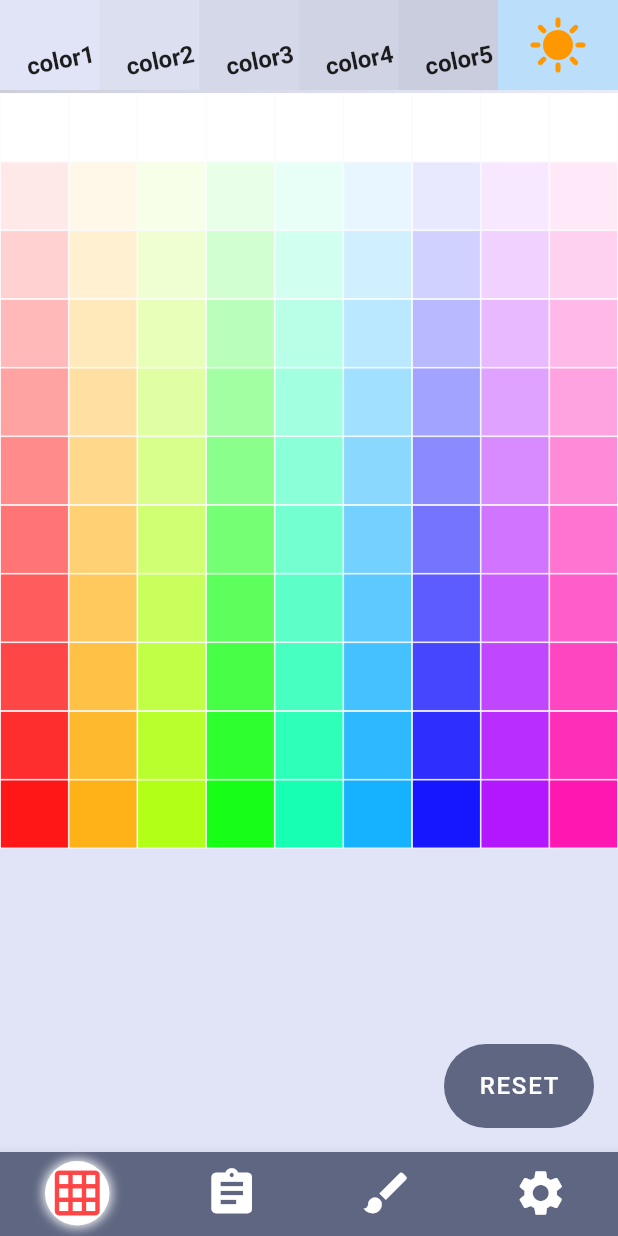
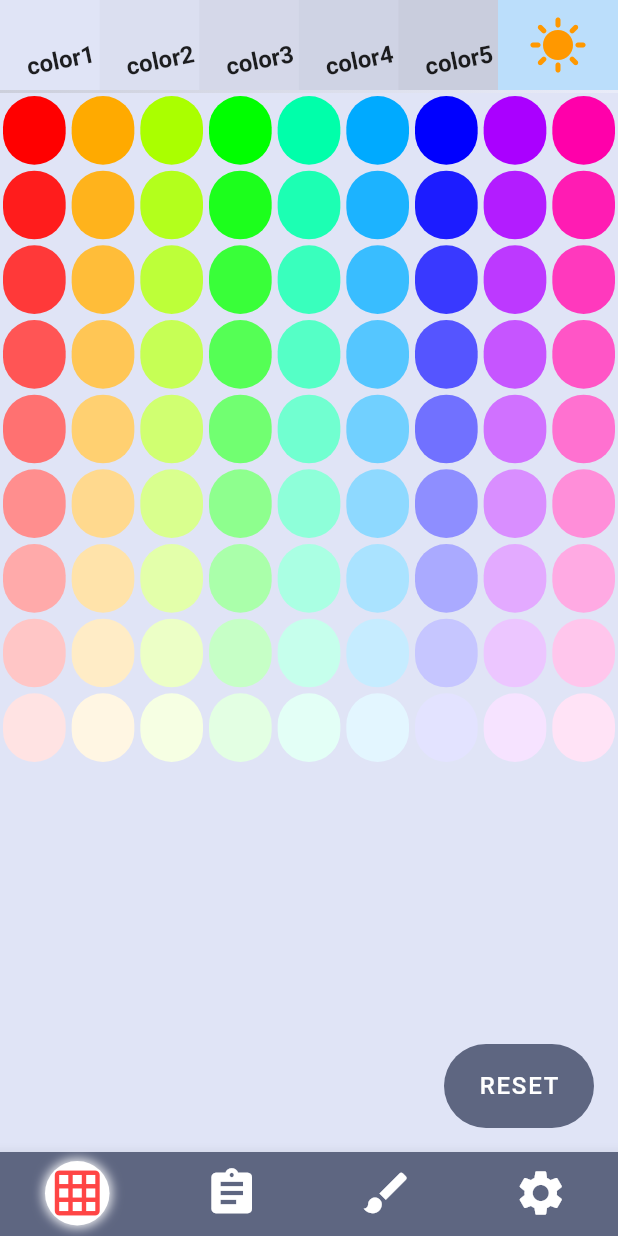
Before and after one commit to shogoisaji/colasol, a Flutter app: the screen it shows after launch, on a phone screen of 412 x 824 dp. Run offline on Flutter 3.47's test engine with Material 2 defaults, Android fonts, the phone set to English and light mode, and no system bars; our stand-ins replace flutter_riverpod, riverpod_annotation, share_plus, simple_animations, supercharged; generated files the repository leaves out were written again; Roboto replaces fonts that are missing (NotoSansJP).

Commit message:
20231002

```diff
--- /dev/null
+++ b/lib/animations/point_animation.dart
@@ -0,0 +1,31 @@
+import 'package:flutter/material.dart';
+import 'package:simple_animations/simple_animations.dart';
+import 'package:supercharged/supercharged.dart';
+
+class PointAnimation extends StatelessWidget {
+  final double delay;
+  final Widget child;
+
+  PointAnimation({required this.delay, required this.child});
+  final opacity = MovieTweenProperty<double>();
+  final translateY = MovieTweenProperty<double>();
+  @override
+  Widget build(BuildContext context) {
+    final tween = MovieTween()
+      ..tween(opacity, 0.0.tweenTo(1.0), duration: 500.milliseconds)
+      ..tween(translateY, (-30.0).tweenTo(0.0),
+          duration: 500.milliseconds, curve: Curves.easeOut);
+
+    return PlayAnimationBuilder<Movie>(
+      delay: Duration(milliseconds: (500 * delay).round()),
+      duration: tween.duration,
+      tween: tween,
+      child: child,
+      builder: (context, value, child) => Opacity(
+        opacity: opacity.from(value),
+        child: Transform.translate(
+            offset: Offset(0, translateY.from(value)), child: child),
+      ),
+    );
+  }
+}
--- a/lib/config/config.dart
+++ b/lib/config/config.dart
@@ -1,3 +1,3 @@
 const maxIndex = 256 * 6;
 const int maxHorizontal = 9;
-const int maxVertical = 11;
+const int maxVertical = 9;
--- a/lib/pages/color_select_page.dart
+++ b/lib/pages/color_select_page.dart
@@ -1,3 +1,7 @@
+import 'dart:math';
+
+import 'package:colasol/animations/grab_animation.dart';
+import 'package:colasol/animations/point_animation.dart';
 import 'package:colasol/config/config.dart';
 import 'package:colasol/model/color_hsv.dart';
 import 'package:colasol/model/color_model.dart';
@@ -15,16 +19,21 @@ class ColorSelectPage extends ConsumerWidget {
 
   @override
   Widget build(BuildContext context, WidgetRef ref) {
+    const double margin = 2;
+
     Color createColor(
       ScaleType scaleType,
-      double x,
-      double y,
+      int x,
+      int y,
     ) {
       bool isLightMode = ref.watch(lightModeProvider);
       Color tappedColor = ref.watch(tappedColorProvider);
       switch (scaleType) {
         case ScaleType.scale1:
-          return ColorHelper().coordinateToColor(x, y, isLightMode);
+          return ColorHelper().coordinateToColor(
+              360 * x / maxHorizontal * ScaleType.scale1.scaleRateValue,
+              y / maxVertical * ScaleType.scale1.scaleRateValue,
+              isLightMode);
         case ScaleType.scale2:
           return ColorHelper().getDetailColor(x, y, tappedColor);
         case ScaleType.scale3:
@@ -51,28 +60,19 @@ class ColorSelectPage extends ConsumerWidget {
                   GestureDetector(
                       onTap: () {
                         print('tap  $x:$y');
-                        Color color = createColor(
-                            ref.watch(scaleStateProvider),
-                            360 * x / maxHorizontal * scaleRate,
-                            y / maxVertical * scaleRate);
+                        Color color =
+                            createColor(ref.watch(scaleStateProvider), x, y);
                         ref.read(tappedColorProvider.notifier).setColor(color);
                         ref.read(scaleStateProvider.notifier).changeScale();
                       },
                       child: Draggable(
-                        data: createColor(
-                            ref.watch(scaleStateProvider),
-                            360 * x / maxHorizontal * scaleRate,
-                            y / maxVertical * scaleRate),
-                        feedback: Container(
+                        data: createColor(ref.watch(scaleStateProvider), x, y),
+                        feedback: DragAnimation(
+                          child: Container(
                             decoration: BoxDecoration(
-                            border: Border.all(
-                              color: Colors.white,
-                              width: 1,
-                            ),
+                              borderRadius: BorderRadius.circular(100),
                               color: createColor(
-                                ref.watch(scaleStateProvider),
-                                360 * x / maxHorizontal * scaleRate,
-                                y / maxVertical * scaleRate),
+                                  ref.watch(scaleStateProvider), x, y),
                             ),
                             width: MediaQuery.of(context).size.width /
                                 maxHorizontal *
@@ -81,20 +81,21 @@ class ColorSelectPage extends ConsumerWidget {
                                 maxHorizontal *
                                 1.2,
                           ),
+                        ),
+                        child: PointAnimation(
+                          delay: Random().nextDouble(),
                           child: Container(
-                          width:
-                              MediaQuery.of(context).size.width / maxHorizontal,
-                          height:
-                              MediaQuery.of(context).size.width / maxHorizontal,
+                            margin: const EdgeInsets.all(margin),
+                            width: (MediaQuery.of(context).size.width -
+                                    2 * margin * maxHorizontal) /
+                                maxHorizontal,
+                            height: MediaQuery.of(context).size.width /
+                                maxHorizontal,
                             decoration: BoxDecoration(
-                            border: Border.all(
-                              color: Colors.white,
-                              width: 0.5,
+                              borderRadius: BorderRadius.circular(100),
+                              color: createColor(
+                                  ref.watch(scaleStateProvider), x, y),
                             ),
-                            color: createColor(
-                                ref.watch(scaleStateProvider),
-                                360 * x / maxHorizontal * scaleRate,
-                                y / maxVertical * scaleRate),
                           ),
                         ),
                       ))
--- a/lib/state/state.dart
+++ b/lib/state/state.dart
@@ -49,7 +49,7 @@ class scaleState extends _$scaleState {
         state = ScaleType.scale2;
         break;
       case ScaleType.scale2:
-        state = ScaleType.scale3;
+        state = ScaleType.scale1;
         break;
       case ScaleType.scale3:
         state = ScaleType.scale1;
--- a/pubspec.yaml
+++ b/pubspec.yaml
@@ -11,6 +11,8 @@ dependencies:
     sdk: flutter
   flutter_riverpod:
   riverpod_annotation:
+  simple_animations: ^5.0.2
+  supercharged: ^2.1.1
 
   cupertino_icons: ^1.0.2
   share_plus: ^7.1.0
```
Also changed, not shown: lib/animations/grab_animation.dart (added, +31 -0 lines), lib/animations/once_scale_up_animation.dart (added, +31 -0 lines), lib/model/color_hsv.dart (+7 -21 lines), pubspec.lock. Lines whose indentation alone changed are shown as unchanged.
